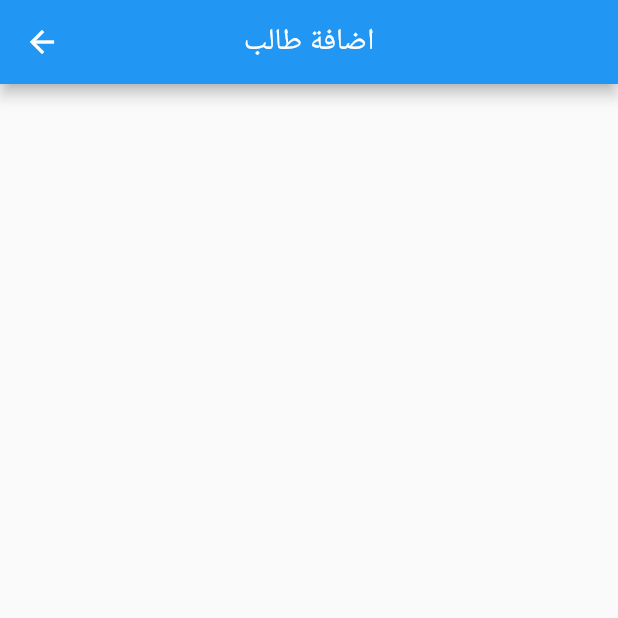
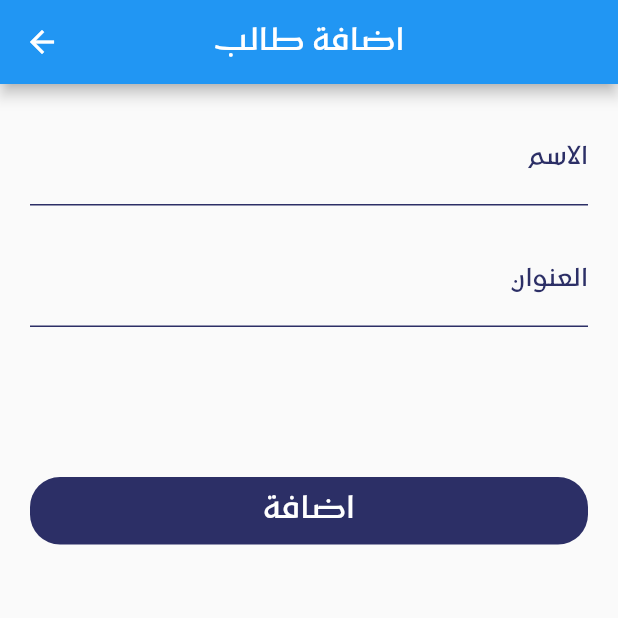
Before and after one commit to gemydev/smart_attendance_qr_code, a Flutter app: the StudentsInfo screen opened directly, after a tap on the "add" icon, on a phone screen of 412 x 824 dp, the top half of it. Run offline on Flutter 3.47's test engine with Material 2 defaults, Android fonts, the phone set to English and light mode, and no system bars; missing offline and left inert: qr_code_scanner.

Commit message:
modify the structure

```diff
--- a/lib/main.dart
+++ b/lib/main.dart
@@ -1,7 +1,6 @@
 import 'package:flutter/cupertino.dart';
 import 'package:flutter/material.dart';
 import 'package:smart_attendance_qr_code/constants/colors.dart';
-import 'package:smart_attendance_qr_code/screens/welcom.dart';
 import 'screens/home.dart';
 
 void main() {
@@ -13,7 +12,10 @@ class MyApp extends StatelessWidget {
   Widget build(BuildContext context) {
     return MaterialApp(
       title: 'Attendance QR',
-      theme: ThemeData(primaryColor: MAIN_COLOR),
+      theme: ThemeData(
+        primaryColor: MAIN_COLOR ,
+        fontFamily: 'kufam'
+      ),
       debugShowCheckedModeBanner: false,
       home: Directionality(
           textDirection: TextDirection.rtl,
--- a/lib/screens/add_students.dart
+++ b/lib/screens/add_students.dart
@@ -1,5 +1,8 @@
 import 'package:flutter/material.dart';
+import 'package:smart_attendance_qr_code/constants/colors.dart';
 import 'package:smart_attendance_qr_code/widgets/custom_app_bar.dart';
+import 'package:smart_attendance_qr_code/widgets/custom_button.dart';
+import 'package:smart_attendance_qr_code/widgets/custom_textfeild.dart';
 
 class AddStudents extends StatefulWidget {
   const AddStudents({Key? key}) : super(key: key);
@@ -13,8 +16,39 @@ class _AddStudentsState extends State<AddStudents> {
   Widget build(BuildContext context) {
     return Scaffold(
       appBar: customAppBar(title: "اضافة طالب"),
-      body:
-          Directionality(textDirection: TextDirection.rtl, child: Container()),
+      body: Directionality(
+          textDirection: TextDirection.rtl,
+          child: Padding(
+            padding: const EdgeInsets.fromLTRB(20, 20, 20, 0),
+            child: Form(
+                child: ListView(
+              children: [
+                customTextField(labelText: "الاسم"),
+                SizedBox(
+                  height: 20,
+                ),
+                customTextField(labelText: "العنوان"),
+                SizedBox(
+                  height: 100,
+                ),
+                customButton(
+                    context: context,
+                    title: "اضافة",
+                    height: 45,
+                    onTapFun: () {
+                      final snackBar = SnackBar(
+                        content: Text(
+                          'تمت الاضافة بنجاح',
+                          textDirection: TextDirection.rtl,
+                          style: TextStyle(fontSize: 18),
+                        ),
+                        backgroundColor: MAIN_COLOR,
+                      );
+                      ScaffoldMessenger.of(context).showSnackBar(snackBar);
+                    })
+              ],
+            )),
+          )),
     );
   }
 }
--- a/lib/screens/home.dart
+++ b/lib/screens/home.dart
@@ -46,7 +46,8 @@ class _MyHomePageState extends State<HomePage> {
                   child: Center(
                       child: Text(
                     levels.keys.toList()[index].toString(),
-                    style: TextStyle(color: Colors.white , fontSize: 20),
+                    style: TextStyle(
+                        color: Colors.white, fontSize: 20, fontFamily: 'kufam'),
                   )),
                 ),
               ),
--- a/lib/screens/students_info.dart
+++ b/lib/screens/students_info.dart
@@ -4,7 +4,7 @@ import 'package:smart_attendance_qr_code/constants/colors.dart';
 import 'package:smart_attendance_qr_code/functions/navigation_funs.dart';
 import 'package:smart_attendance_qr_code/screens/add_students.dart';
 import 'package:smart_attendance_qr_code/widgets/custom_app_bar.dart';
-import 'package:smart_attendance_qr_code/widgets/custom_table.dart';
+import 'package:smart_attendance_qr_code/widgets/students_list.dart';
 
 class StudentsInfo extends StatelessWidget {
   const StudentsInfo({Key? key}) : super(key: key);
@@ -16,6 +16,7 @@ class StudentsInfo extends StatelessWidget {
       body: Directionality(
           textDirection: TextDirection.rtl,
           child: CustomTable()),
+      floatingActionButtonLocation: FloatingActionButtonLocation.miniStartFloat,
       floatingActionButton: FloatingActionButton(
         onPressed: ()=> normalShift(context, AddStudents()),
         backgroundColor: MAIN_COLOR,
--- a/lib/widgets/custom_app_bar.dart
+++ b/lib/widgets/custom_app_bar.dart
@@ -1,8 +1,27 @@
 import 'package:flutter/material.dart';
 
-AppBar customAppBar({String? title}){
+AppBar customAppBar({String? title}) {
   return AppBar(
     title: Text(title!),
     centerTitle: true,
+    actions: [
+      if (title == "بيانات الطلاب")
+        Padding(
+          padding: const EdgeInsets.fromLTRB(0, 5, 10, 5),
+          child: Container(
+            width: 50,
+            child: InkWell(
+              borderRadius:BorderRadius.circular(50),
+              onTap: () {},
+              child: Padding(
+                padding: const EdgeInsets.all(10.0),
+                child: Icon(Icons.search),
+              ),
+            ),
+          ),
+        )
+      else
+        Container()
+    ],
   );
 }
--- /dev/null
+++ b/lib/widgets/custom_button.dart
@@ -0,0 +1,29 @@
+import 'package:flutter/cupertino.dart';
+import 'package:flutter/material.dart';
+import 'package:smart_attendance_qr_code/constants/colors.dart';
+import 'package:smart_attendance_qr_code/functions/responsive_ui/app_info.dart';
+
+Widget customButton(
+    {BuildContext? context,
+    String? title,
+    double? height,
+    GestureTapCallback? onTapFun}) {
+  AppInfo appInfo = AppInfo(context!);
+  return GestureDetector(
+    child: Container(
+      height: height,
+      width: appInfo.screenWidth() * 0.6,
+      decoration: BoxDecoration(
+        borderRadius: BorderRadius.all(Radius.circular(20)),
+        color: MAIN_COLOR,
+      ),
+      child: Center(
+        child: Text(
+          title!,
+          style: TextStyle(color: Colors.white, fontSize: 20),
+        ),
+      ),
+    ),
+    onTap: onTapFun!,
+  );
+}
--- a/lib/widgets/custom_table.dart
+++ /dev/null
@@ -1,51 +0,0 @@
-import 'package:flutter/material.dart';
-
-class CustomTable extends StatefulWidget {
-  const CustomTable({Key? key}) : super(key: key);
-
-  @override
-  _CustomTableState createState() => _CustomTableState();
-}
-
-class _CustomTableState extends State<CustomTable> {
-  @override
-  Widget build(BuildContext context) {
-    return ListView(children: <Widget>[
-      DataTable(
-        columns: [
-          DataColumn(
-              label: Text('ID',
-                  style: TextStyle(fontSize: 18, fontWeight: FontWeight.bold))),
-          DataColumn(
-              label: Text('Name',
-                  style: TextStyle(fontSize: 18, fontWeight: FontWeight.bold))),
-          DataColumn(
-              label: Text('Profession',
-                  style: TextStyle(fontSize: 18, fontWeight: FontWeight.bold))),
-        ],
-        rows: [
-          DataRow(cells: [
-            DataCell(Text('1')),
-            DataCell(Text('Stephen')),
-            DataCell(Text('Actor')),
-          ]),
-          DataRow(cells: [
-            DataCell(Text('5')),
-            DataCell(Text('John')),
-            DataCell(Text('Student')),
-          ]),
-          DataRow(cells: [
-            DataCell(Text('10')),
-            DataCell(Text('Harry')),
-            DataCell(Text('Leader')),
-          ]),
-          DataRow(cells: [
-            DataCell(Text('15')),
-            DataCell(Text('Peter')),
-            DataCell(Text('Scientist')),
-          ]),
-        ],
-      ),
-    ]);
-  }
-}
--- /dev/null
+++ b/lib/widgets/custom_textfeild.dart
@@ -0,0 +1,23 @@
+import 'package:flutter/cupertino.dart';
+import 'package:flutter/material.dart';
+import 'package:smart_attendance_qr_code/constants/colors.dart';
+
+Widget customTextField({
+  String? labelText,
+}) {
+  return TextField(
+    textDirection: TextDirection.rtl,
+    style: TextStyle(color: MAIN_COLOR),
+    decoration: InputDecoration(
+        labelText: labelText!,
+        labelStyle: TextStyle(
+            color: MAIN_COLOR, fontSize: 16),
+        focusedBorder:
+            UnderlineInputBorder(borderSide: BorderSide(color: MAIN_COLOR)),
+        disabledBorder:
+            UnderlineInputBorder(borderSide: BorderSide(color: MAIN_COLOR)),
+        border: UnderlineInputBorder(borderSide: BorderSide(color: MAIN_COLOR)),
+        enabledBorder:
+            UnderlineInputBorder(borderSide: BorderSide(color: MAIN_COLOR))),
+  );
+}
--- /dev/null
+++ b/lib/widgets/students_list.dart
@@ -0,0 +1,40 @@
+import 'package:flutter/material.dart';
+
+class CustomTable extends StatefulWidget {
+  const CustomTable({Key? key}) : super(key: key);
+
+  @override
+  _CustomTableState createState() => _CustomTableState();
+}
+
+class _CustomTableState extends State<CustomTable> {
+  @override
+  Widget build(BuildContext context) {
+    return ListView.separated(
+      separatorBuilder: (context , index){
+        return Divider();
+      },
+      itemCount: 20,
+      itemBuilder: (context, index){
+        return ListTile(
+          title: Text('محمد جمال ',style: TextStyle(
+              fontSize: 18
+          )),
+          leading: Text(convertToArabicNumber((index+1).toString()),style: TextStyle(
+              fontSize: 18
+          )),
+        );
+      },
+    );
+  }
+}
+String convertToArabicNumber(String number) {
+  String res = '';
+
+  final arabics = ['٠', '١', '٢', '٣', '٤', '٥', '٦', '٧', '٨', '٩'];
+  number.characters.forEach((element) {
+    res += arabics[int.parse(element)];
+  });
+  /*   final latins = ['0', '1', '2', '3', '4', '5', '6', '7', '8', '9']; */
+  return res;
+}
--- a/pubspec.yaml
+++ b/pubspec.yaml
@@ -82,5 +82,9 @@ flutter:
   #       - asset: fonts/TrajanPro_Bold.ttf
   #         weight: 700
   #
+  fonts:
+    - family: kufam
+      fonts:
+        - asset: assets/fonts/Kufam-Medium.ttf
   # For details regarding fonts from package dependencies,
   # see https://flutter.dev/custom-fonts/#from-packages
```
Also changed, not shown: lib/screens/capture_qr.dart (+0 -65 lines), lib/screens/dashboard.dart (+7 -7 lines), lib/screens/welcome.dart (renamed from lib/screens/welcom.dart, +5 -29 lines), assets/fonts/Kufam-Medium.ttf (added).
